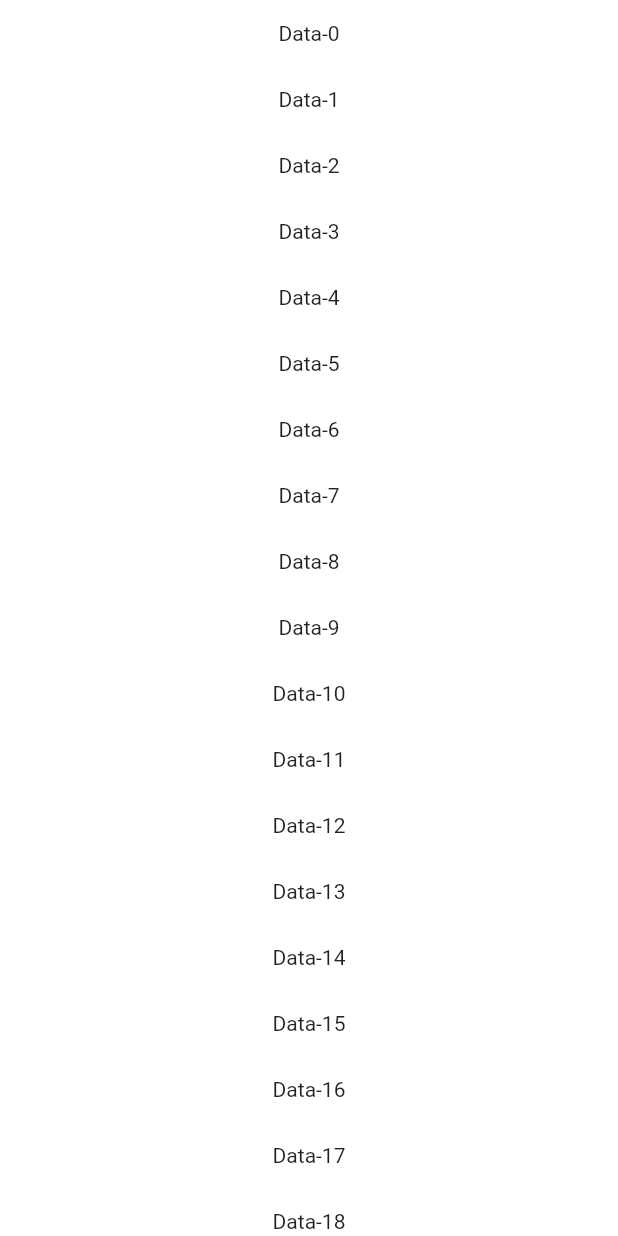
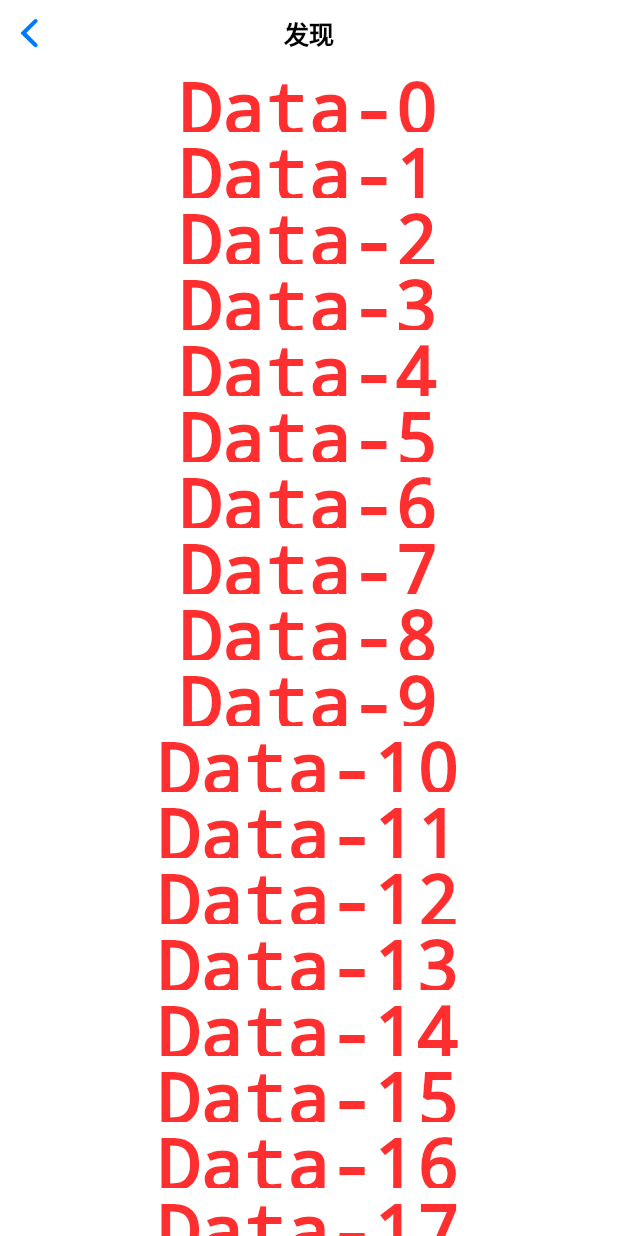
Before and after one commit to Tecode/dynamic_theme, a Flutter app: the Discovery screen opened directly, on a phone screen of 412 x 824 dp. Run offline on Flutter 3.47's test engine with Material 2 defaults, Android fonts, the phone set to English and light mode, and no system bars.

```diff
--- a/lib/containers/Discovery.dart
+++ b/lib/containers/Discovery.dart
@@ -1,11 +1,16 @@
 import 'package:dynamic_theme/helpers/customBehavior.dart';
+import 'package:flutter/cupertino.dart';
 import 'package:flutter/material.dart';
 
 class Discovery extends StatelessWidget {
   @override
   Widget build(BuildContext context) {
-    return Scaffold(
-      body: ScrollConfiguration(
+    return CupertinoPageScaffold(
+      navigationBar: CupertinoNavigationBar(
+        transitionBetweenRoutes: false,
+        middle: Text('发现'),
+      ),
+      child: ScrollConfiguration(
         behavior: CustomBehavior(),
         child: ListView.builder(
           itemCount: 60,
--- a/lib/containers/Mine.dart
+++ b/lib/containers/Mine.dart
@@ -19,13 +19,9 @@
 class _MineState extends State<Mine> {
   //  路由跳转
   void _launchRouter(BuildContext context) {
-    Timeline.instantSync('Start Transition', arguments: <String, String>{
-      'from': '/',
-      'to': '/newView',
-    });
     Navigator.pushNamed(
       context,
-      '/newView',
+      '/newView5',
       arguments: NewView(
         content: '网络搜索结果汉语- 维基百科，自由的百科全书',
       ),
--- a/lib/containers/NewView.dart
+++ b/lib/containers/NewView.dart
@@ -11,7 +11,7 @@
   static const String routeName = '/newView';
   @override
   Widget build(BuildContext context) {
-    final NewView param = ModalRoute.of(context).settings.arguments;
+//    final NewView param = ModalRoute.of(context).settings.arguments;
 
     return CupertinoPageScaffold(
       navigationBar: CupertinoNavigationBar(
@@ -20,7 +20,7 @@
           child: Text('返回'),
           onPressed: () {
             // The demo is on the root navigator.
-            Navigator.of(context, rootNavigator: true).pop();
+            Navigator.of(context, rootNavigator: true)..pop();
           },
         ),
       ),
```
Also changed, not shown: lib/containers/app.dart (+46 -0 lines).
